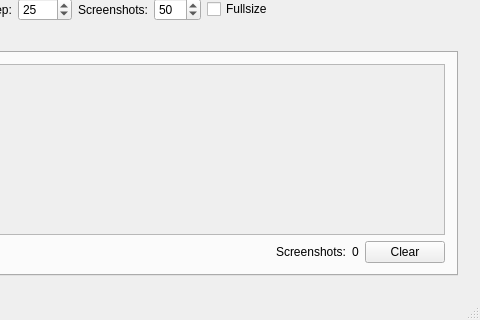
Before: the Qt Designer form mainwindow.ui in labyrinthofdreams/screenpicker, drawn with Qt 5; both pictures show x 418 to 898 and y 201 to 521 of the 898 by 521 pixel window.
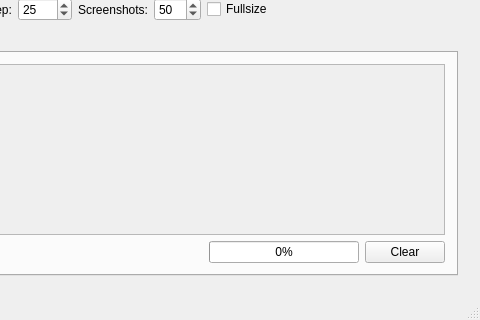
After: the same form once the commit is applied. Custom widgets are drawn as their Qt base class.

Commit message: Replaced label with progress bar to show how close the generated thumbnails are to the max limit

Patch:
```diff
--- a/mainwindow.ui
+++ b/mainwindow.ui
@@ -343,19 +343,33 @@
                  </spacer>
                 </item>
                 <item>
-                 <widget class="QLabel" name="unsavedScreensLabel">
-                  <property name="text">
-                   <string>Screenshots:</string>
+                 <widget class="QProgressBar" name="unsavedProgressBar">
+                  <property name="sizePolicy">
+                   <sizepolicy hsizetype="Fixed" vsizetype="Fixed">
+                    <horstretch>0</horstretch>
+                    <verstretch>0</verstretch>
+                   </sizepolicy>
                   </property>
-                 </widget>
-                </item>
-                <item>
-                 <widget class="QLabel" name="numUnsavedScreensLabel">
+                  <property name="minimumSize">
+                   <size>
+                    <width>150</width>
+                    <height>0</height>
+                   </size>
+                  </property>
                   <property name="toolTip">
                    <string>Number of unsaved screenshots</string>
                   </property>
-                  <property name="text">
-                   <string>0</string>
+                  <property name="minimum">
+                   <number>0</number>
+                  </property>
+                  <property name="value">
+                   <number>0</number>
+                  </property>
+                  <property name="textVisible">
+                   <bool>true</bool>
+                  </property>
+                  <property name="invertedAppearance">
+                   <bool>false</bool>
                   </property>
                  </widget>
                 </item>
```
Left out of the diff: 2 changed lines with no effect on the pictures. The commit also changes 1 other file.
